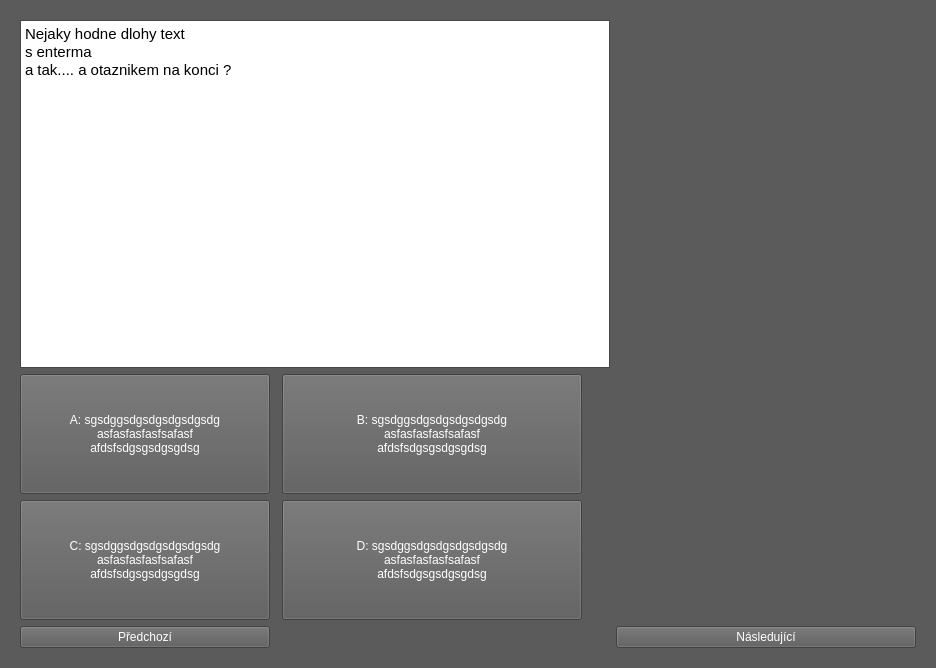
Kukant/ITU-projekt, file MainWindow.ui: the form before one commit.
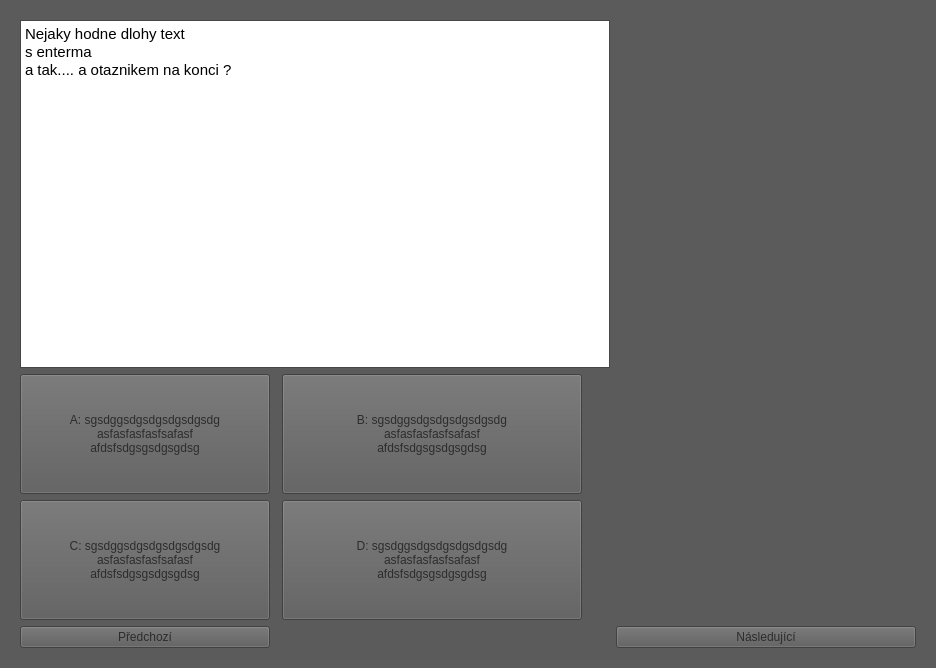
The form after the commit. The open tabs and pages were chosen to show the change.

```diff
--- a/MainWindow.ui
+++ b/MainWindow.ui
@@ -88,9 +88,9 @@
      <colorrole role="ButtonText">
       <brush brushstyle="SolidPattern">
        <color alpha="255">
-        <red>255</red>
-        <green>255</green>
-        <blue>255</blue>
+        <red>44</red>
+        <green>44</green>
+        <blue>44</blue>
        </color>
       </brush>
      </colorrole>
@@ -225,9 +225,9 @@
      <colorrole role="ButtonText">
       <brush brushstyle="SolidPattern">
        <color alpha="255">
-        <red>255</red>
-        <green>255</green>
-        <blue>255</blue>
+        <red>44</red>
+        <green>44</green>
+        <blue>44</blue>
        </color>
       </brush>
      </colorrole>
@@ -488,21 +488,21 @@
      </property>
      <widget class="QWidget" name="TestPage">
       <layout class="QGridLayout" name="gridLayout">
-       <item row="5" column="4">
-        <widget class="QPushButton" name="NextBtn">
-         <property name="text">
-          <string>Následující</string>
-         </property>
-        </widget>
-       </item>
-       <item row="5" column="0">
+       <item row="4" column="0">
         <widget class="QPushButton" name="PreviousBtn">
          <property name="text">
           <string>Předchozí</string>
          </property>
         </widget>
        </item>
-       <item row="5" column="2">
+       <item row="4" column="4">
+        <widget class="QPushButton" name="NextBtn">
+         <property name="text">
+          <string>Následující</string>
+         </property>
+        </widget>
+       </item>
+       <item row="4" column="2">
         <spacer name="horizontalSpacer_3">
          <property name="orientation">
           <enum>Qt::Horizontal</enum>
```
Left out of the diff: 2 changed lines with no effect on the pictures.
